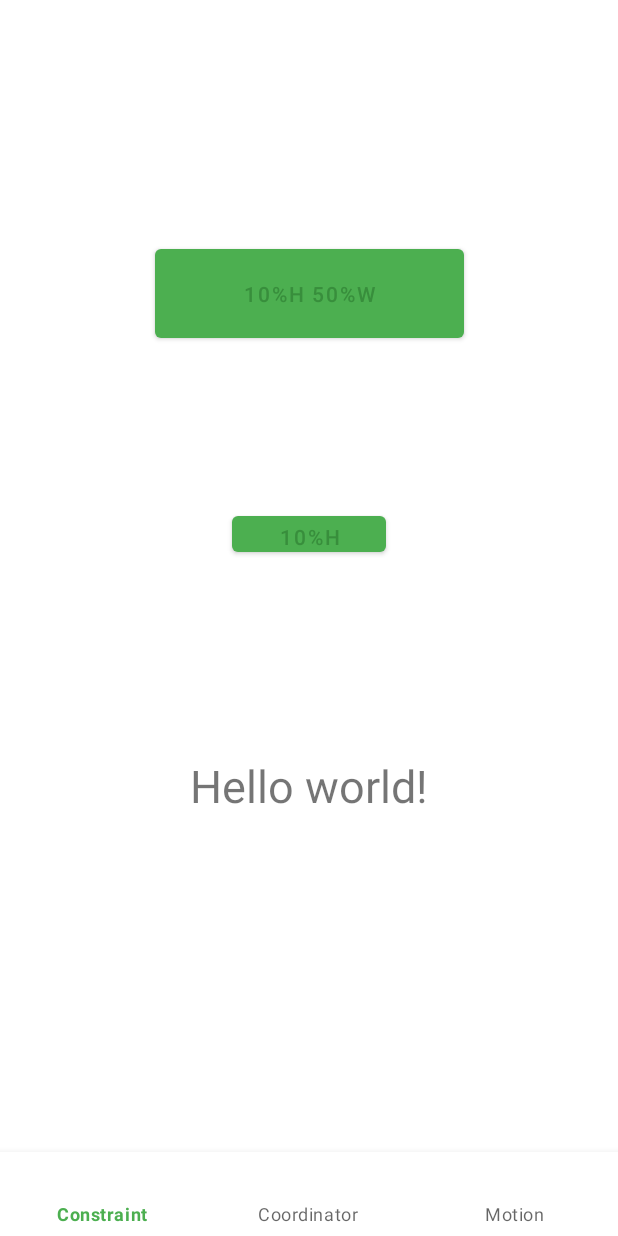
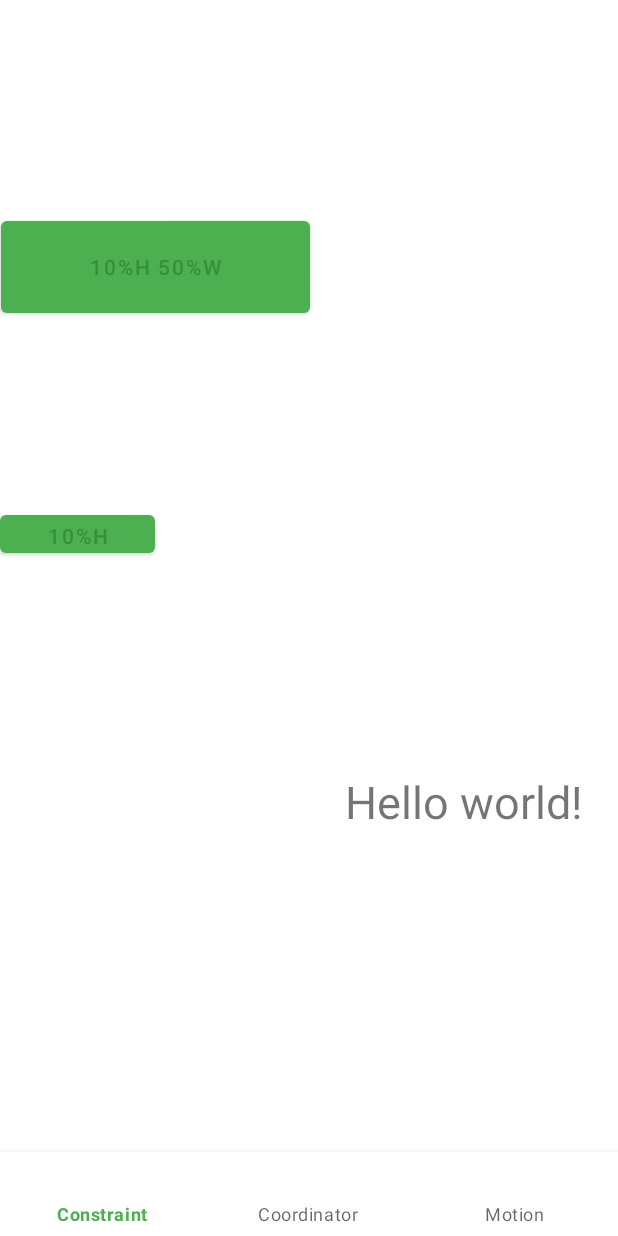
Before and after one commit to vikzak/CousreMaterialDesign, an Android app: the ConstraintFragment screen opened directly, with no data from a screen before it, on a phone screen of 412 x 824 dp. Run offline under Robolectric (Android 15) with nearby library versions, the phone set to English and light mode, and no system bars; Roboto replaces fonts that are not available here.

Commit message:
ДЗ№4. размещение сетки из Guideline, для каркаса UI

```diff
--- a/app/src/main/res/layout/fragment_constraint.xml
+++ b/app/src/main/res/layout/fragment_constraint.xml
@@ -5,45 +5,80 @@
     android:layout_width="match_parent"
     android:layout_height="match_parent">
 
+    <androidx.constraintlayout.widget.Guideline
+        android:id="@+id/guideline1"
+        android:layout_width="wrap_content"
+        android:layout_height="wrap_content"
+        android:orientation="horizontal"
+        app:layout_constraintGuide_percent="0.25" />
+
+    <androidx.constraintlayout.widget.Guideline
+        android:id="@+id/guideline2"
+        android:layout_width="wrap_content"
+        android:layout_height="wrap_content"
+        android:orientation="horizontal"
+        app:layout_constraintGuide_percent="0.50" />
+
+    <androidx.constraintlayout.widget.Guideline
+        android:id="@+id/guideline3"
+        android:layout_width="wrap_content"
+        android:layout_height="wrap_content"
+        android:orientation="horizontal"
+        app:layout_constraintGuide_percent="0.75" />
+
+    <androidx.constraintlayout.widget.Guideline
+        android:id="@+id/guideline4"
+        android:layout_width="wrap_content"
+        android:layout_height="wrap_content"
+        android:orientation="vertical"
+        app:layout_constraintGuide_percent="0.25" />
+
+    <androidx.constraintlayout.widget.Guideline
+        android:id="@+id/guideline5"
+        android:layout_width="wrap_content"
+        android:layout_height="wrap_content"
+        android:orientation="vertical"
+        app:layout_constraintGuide_percent="0.5" />
+
+    <androidx.constraintlayout.widget.Guideline
+        android:id="@+id/guideline6"
+        android:layout_width="wrap_content"
+        android:layout_height="wrap_content"
+        android:orientation="vertical"
+        app:layout_constraintGuide_percent="0.75" />
+
     <com.google.android.material.button.MaterialButton
         android:id="@+id/materialButton"
-        android:layout_width="0dp"
-        android:layout_height="0dp"
+        android:layout_width="206dp"
+        android:layout_height="73dp"
         android:text="10%h 50%w"
-        app:layout_constraintVertical_bias="0.25"
-        app:layout_constraintHorizontal_bias="0.5"
-        app:layout_constraintBottom_toBottomOf="parent"
-        app:layout_constraintEnd_toEndOf="parent"
+        app:layout_constraintBottom_toTopOf="@+id/guideline1"
+        app:layout_constraintEnd_toStartOf="@+id/guideline4"
         app:layout_constraintHeight_percent="0.1"
-        app:layout_constraintStart_toStartOf="parent"
-        app:layout_constraintTop_toTopOf="parent"
+        app:layout_constraintStart_toStartOf="@+id/guideline4"
+        app:layout_constraintTop_toTopOf="@+id/guideline1"
         app:layout_constraintWidth_percent="0.5" />
 
     <com.google.android.material.button.MaterialButton
         android:id="@+id/materialButton2"
-        android:layout_width="0dp"
-        android:layout_height="0dp"
+        android:layout_width="103dp"
+        android:layout_height="37dp"
         android:text="10%h 50%w"
-        app:layout_constraintVertical_bias="0.5"
-        app:layout_constraintHorizontal_bias="0.5"
-        app:layout_constraintBottom_toBottomOf="parent"
-        app:layout_constraintEnd_toEndOf="parent"
+        app:layout_constraintBottom_toTopOf="@+id/guideline2"
         app:layout_constraintHeight_percent="0.05"
-        app:layout_constraintStart_toStartOf="parent"
-        app:layout_constraintTop_toTopOf="parent"
-        app:layout_constraintWidth_percent="0.25" />
+        app:layout_constraintTop_toTopOf="@+id/guideline2"
+        app:layout_constraintWidth_percent="0.25"
+        tools:layout_editor_absoluteX="154dp" />
 
     <TextView
-        android:layout_width="0dp"
+        android:layout_width="wrap_content"
         android:layout_height="wrap_content"
         android:text="Hello world!"
+        android:textAlignment="center"
         android:textSize="30sp"
-        android:textAlignment="center"
-        app:layout_constraintBottom_toBottomOf="parent"
-        app:layout_constraintEnd_toEndOf="parent"
-        app:layout_constraintStart_toStartOf="parent"
-        app:layout_constraintTop_toTopOf="parent"
-        app:layout_constraintVertical_bias="0.75"
-        app:layout_constraintHorizontal_bias="0.5"/>
+        app:layout_constraintBottom_toTopOf="@+id/guideline3"
+        app:layout_constraintEnd_toStartOf="@+id/guideline6"
+        app:layout_constraintStart_toStartOf="@+id/guideline6"
+        app:layout_constraintTop_toTopOf="@+id/guideline3" />
 
 </androidx.constraintlayout.widget.ConstraintLayout>
```
